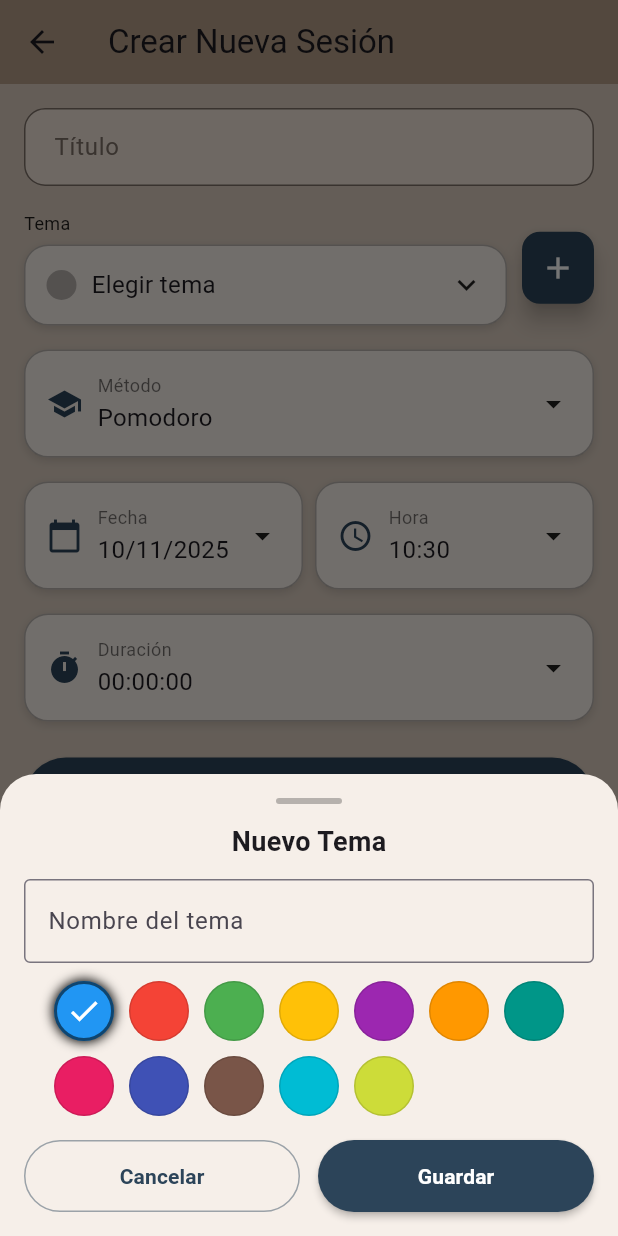
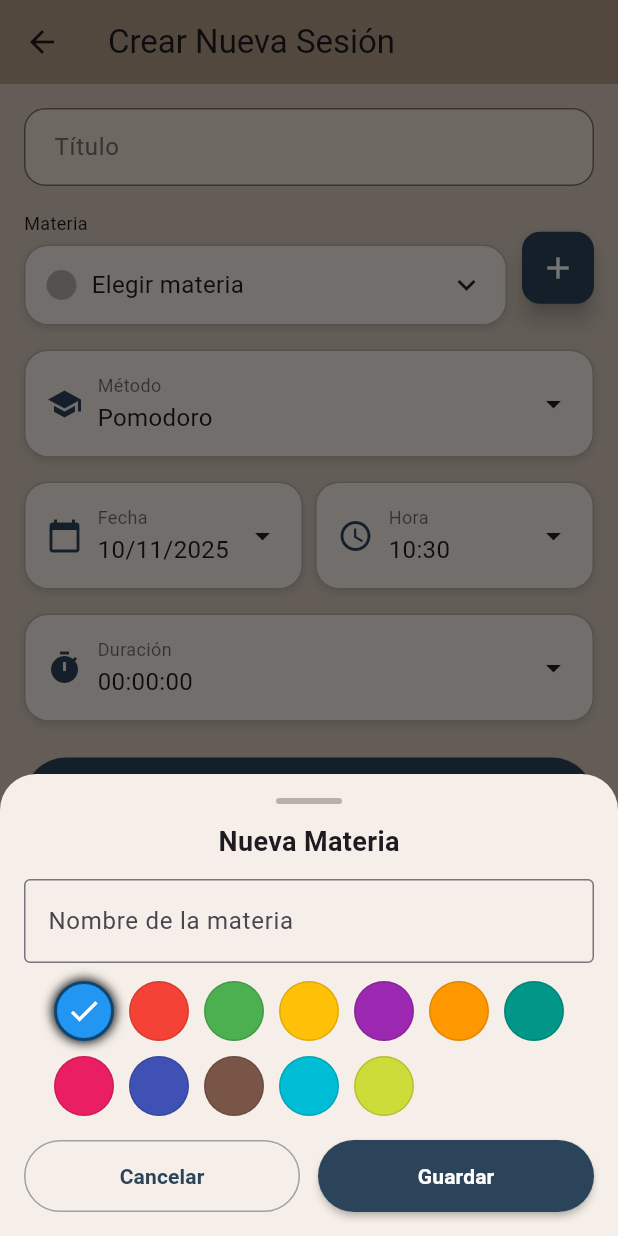
Before and after one commit to SailorSystem/lumi, a Flutter app: the CrearNuevaSesionScreen screen opened directly, after a tap on the "add" icon, on a phone screen of 412 x 824 dp. Run offline on Flutter 3.47's test engine with Material 3 defaults, Android fonts, the phone set to English and light mode, and no system bars; our stand-ins replace audioplayers, flutter_local_notifications, shared_preferences, timezone; accounts and stored records are empty.

Commit message:
Cambios Front

```diff
--- /dev/null
+++ b/devtools_options.yaml
@@ -0,0 +1,3 @@
+description: This file stores settings for Dart & Flutter DevTools.
+documentation: https://docs.flutter.dev/tools/devtools/extensions#configure-extension-enablement-states
+extensions:
--- a/lib/features/home/crear_sesion_screen.dart
+++ b/lib/features/home/crear_sesion_screen.dart
@@ -19,12 +19,12 @@ class _CrearNuevaSesionScreenState extends State<CrearNuevaSesionScreen> {
   final _formKey = GlobalKey<FormState>();
   final _titleController = TextEditingController();
 
-  Map<String, dynamic>? _temaSel;
+  Map<String, dynamic>? _materiaSel; // Renombrado de _temaSel
   String _selectedMetodo = 'Pomodoro';
   DateTime _selectedDate = DateTime.now();
   TimeOfDay _selectedTime = TimeOfDay.now();
   Duration _dur = const Duration(hours: 0, minutes: 0, seconds: 0);
-  List<Map<String, dynamic>> _temas = [];
+  List<Map<String, dynamic>> _materias = []; // Renombrado de _temas
   static const List<Color> _palette = [
     Colors.blue, Colors.red, Colors.green, Colors.amber,
     Colors.purple, Colors.orange, Colors.teal, Colors.pink,
@@ -34,7 +34,7 @@ class _CrearNuevaSesionScreenState extends State<CrearNuevaSesionScreen> {
   @override
   void initState() {
     super.initState();
-    _loadTemas();
+    _loadMaterias(); // Renombrado de _loadTemas
   }
 
   @override
@@ -43,35 +43,74 @@ class _CrearNuevaSesionScreenState extends State<CrearNuevaSesionScreen> {
     super.dispose();
   }
 
-  Future<void> _loadTemas() async {
+  // --- LÓGICA DE MATERIAS ACTUALIZADA ---
+
+  List<Map<String, dynamic>> _getDefaultMaterias() {
+    // Esta es tu lista inicial
+    return [
+      {
+        'id': 'default_math',
+        'nombre': 'Matemática',
+        'color': Colors.blue.value,
+      },
+      {
+        'id': 'default_physics',
+        'nombre': 'Física',
+        'color': Colors.red.value,
+      },
+      {
+        'id': 'default_biology',
+        'nombre': 'Biología',
+        'color': Colors.green.value,
+      },
+    ];
+  }
+
+  Future<void> _loadMaterias() async {
     final prefs = await SharedPreferences.getInstance();
-    final temasJson = prefs.getStringList('temas') ?? [];
+    // Buscamos 'materias' en lugar de 'temas'
+    final materiasJson = prefs.getStringList('materias') ?? [];
+
+    if (materiasJson.isEmpty) {
+      // Si no hay materias guardadas, cargamos las de por defecto
       setState(() {
-      _temas = temasJson.map((e) => Map<String, dynamic>.from(json.decode(e))).toList();
-      if (_temaSel != null) {
-        final m = _temas.where((t) => t['id'] == _temaSel!['id']);
-        if (m.isNotEmpty) _temaSel = m.first;
+        _materias = _getDefaultMaterias();
+      });
+      // Y las guardamos para la próxima vez
+      await _saveMaterias();
+    } else {
+      // Si ya hay materias guardadas, simplemente las cargamos
+      setState(() {
+        _materias = materiasJson.map((e) => Map<String, dynamic>.from(json.decode(e))).toList();
+        if (_materiaSel != null) {
+          final m = _materias.where((t) => t['id'] == _materiaSel!['id']);
+          if (m.isNotEmpty) _materiaSel = m.first;
         }
       });
     }
-
-  Future<void> _saveTemas() async {
-    final prefs = await SharedPreferences.getInstance();
-    await prefs.setStringList('temas', _temas.map((e) => json.encode(e)).toList());
   }
 
-  Future<void> _addTema(Map<String, dynamic> tema) async {
-    _temas.add(tema);
-    await _saveTemas();
-    setState(() => _temaSel = tema);
+  Future<void> _saveMaterias() async {
+    final prefs = await SharedPreferences.getInstance();
+    // Guardamos en 'materias'
+    await prefs.setStringList('materias', _materias.map((e) => json.encode(e)).toList());
   }
+
+  Future<void> _addMateria(Map<String, dynamic> materia) async {
+    _materias.add(materia);
+    await _saveMaterias();
+    setState(() => _materiaSel = materia);
+  }
+
+  // --- FIN DE LÓGICA DE MATERIAS ---
 
   Future<void> _saveSession() async {
     if (!_formKey.currentState!.validate()) return;
     final session = {
       'titulo': _titleController.text,
-      'tema': _temaSel == null ? null : {
-        'id': _temaSel!['id'], 'nombre': _temaSel!['nombre'], 'color': _temaSel!['color']
+      // Guardamos la sesión con la key 'materia'
+      'materia': _materiaSel == null ? null : {
+        'id': _materiaSel!['id'], 'nombre': _materiaSel!['nombre'], 'color': _materiaSel!['color']
       },
       'metodo': _selectedMetodo,
       'fecha': DateTime(
@@ -130,29 +169,33 @@ class _CrearNuevaSesionScreenState extends State<CrearNuevaSesionScreen> {
     );
   }
 
-  Widget _temaButton() {
-    final isSelected = _temaSel != null;
-    final color = isSelected ? Color(_temaSel!['color'] as int) : Colors.black26;
-    final label = isSelected ? _temaSel!['nombre'] as String : 'Elegir tema';
+  // Widget renombrado de _temaButton
+  Widget _materiaButton() {
+    final isSelected = _materiaSel != null;
+    final color = isSelected ? Color(_materiaSel!['color'] as int) : Colors.black26;
+    // Texto cambiado a "Elegir materia"
+    final label = isSelected ? _materiaSel!['nombre'] as String : 'Elegir materia';
     return InkWell(
       borderRadius: BorderRadius.circular(16),
       onTap: () async {
         final picked = await showModalBottomSheet<Map<String, dynamic>>(
           context: context,
           backgroundColor: const Color(0xFFF6EFE9),
+          // LÍNEA CORREGIDA (1 de 4)
           shape: const RoundedRectangleBorder(
               borderRadius: BorderRadius.vertical(top: Radius.circular(24))),
           builder: (ctx) {
             return SafeArea(
               child: Padding(
                 padding: const EdgeInsets.all(16),
-                child: _temas.isEmpty
-                    ? const Text('Aún no hay temas. Crea uno con +.')
+                child: _materias.isEmpty
+                // Texto cambiado a "materias"
+                    ? const Text('Aún no hay materias. Crea una con +.')
                     : ListView.separated(
-                        itemCount: _temas.length,
+                  itemCount: _materias.length,
                   separatorBuilder: (_, __) => const Divider(height: 1),
                   itemBuilder: (_, i) {
-                          final t = _temas[i];
+                    final t = _materias[i];
                     return ListTile(
                       leading: CircleAvatar(backgroundColor: Color(t['color'] as int)),
                       title: Text(t['nombre'] as String),
@@ -164,7 +207,7 @@ class _CrearNuevaSesionScreenState extends State<CrearNuevaSesionScreen> {
             );
           },
         );
-        if (picked != null) setState(() => _temaSel = picked);
+        if (picked != null) setState(() => _materiaSel = picked);
       },
       child: Container(
         padding: const EdgeInsets.symmetric(horizontal: 14, vertical: 14),
@@ -186,13 +229,15 @@ class _CrearNuevaSesionScreenState extends State<CrearNuevaSesionScreen> {
     );
   }
 
-  Future<void> _openTemaSheet() async {
+  // Renombrado de _openTemaSheet
+  Future<void> _openMateriaSheet() async {
     final nameCtrl = TextEditingController();
     Color picked = _palette.first;
     await showModalBottomSheet(
       context: context,
       isScrollControlled: true,
       backgroundColor: const Color(0xFFF6EFE9),
+      // LÍNEA CORREGIDA (2 de 4)
       shape: const RoundedRectangleBorder(
           borderRadius: BorderRadius.vertical(top: Radius.circular(24))),
       builder: (ctx) {
@@ -203,11 +248,13 @@ class _CrearNuevaSesionScreenState extends State<CrearNuevaSesionScreen> {
             child: Column(mainAxisSize: MainAxisSize.min, children: [
               Container(height: 4, width: 44, decoration: BoxDecoration(color: Colors.black26, borderRadius: BorderRadius.circular(2))),
               const SizedBox(height: 12),
-              const Text('Nuevo Tema', style: TextStyle(fontWeight: FontWeight.w600, fontSize: 18)),
+              // Texto cambiado
+              const Text('Nueva Materia', style: TextStyle(fontWeight: FontWeight.w600, fontSize: 18)),
               const SizedBox(height: 12),
               TextField(
                 controller: nameCtrl,
-                decoration: const InputDecoration(labelText: 'Nombre del tema', border: OutlineInputBorder()),
+                // Texto cambiado
+                decoration: const InputDecoration(labelText: 'Nombre de la materia', border: OutlineInputBorder()),
               ),
               const SizedBox(height: 12),
               Wrap(
@@ -249,13 +296,14 @@ class _CrearNuevaSesionScreenState extends State<CrearNuevaSesionScreen> {
                     onPressed: () {
                       final name = nameCtrl.text.trim();
                       if (name.isEmpty) return;
-                      final tema = {
+                      // Variable renombrada
+                      final materia = {
                         'id': DateTime.now().microsecondsSinceEpoch.toString(),
                         'nombre': name,
                         'color': picked.value,
                       };
                       Navigator.pop(ctx);
-                      _addTema(tema);
+                      _addMateria(materia); // Función renombrada
                     },
                     style: ElevatedButton.styleFrom(
                       backgroundColor: primary,
@@ -285,6 +333,7 @@ class _CrearNuevaSesionScreenState extends State<CrearNuevaSesionScreen> {
     await showModalBottomSheet(
       context: context,
       backgroundColor: const Color(0xFFF6EFE9),
+      // LÍNEA CORREGIDA (3 de 4)
       shape: const RoundedRectangleBorder(
           borderRadius: BorderRadius.vertical(top: Radius.circular(24))),
       builder: (_) {
@@ -405,13 +454,15 @@ class _CrearNuevaSesionScreenState extends State<CrearNuevaSesionScreen> {
               children: [
                 Expanded(
                   child: FormField<Map<String, dynamic>>(
-                    validator: (_) => _temaSel == null ? 'Por favor selecciona un tema' : null,
+                    // Validación y variable actualizadas
+                    validator: (_) => _materiaSel == null ? 'Por favor selecciona una materia' : null,
                     builder: (state) => Column(
                       crossAxisAlignment: CrossAxisAlignment.start,
                       children: [
-                        const Text('Tema', style: TextStyle(fontSize: 12, color: Colors.black87)),
+                        // Texto cambiado
+                        const Text('Materia', style: TextStyle(fontSize: 12, color: Colors.black87)),
                         const SizedBox(height: 6),
-                        _temaButton(),
+                        _materiaButton(), // Función renombrada
                         if (state.hasError)
                           Padding(
                             padding: const EdgeInsets.only(top: 6),
@@ -425,9 +476,9 @@ class _CrearNuevaSesionScreenState extends State<CrearNuevaSesionScreen> {
                 SizedBox(
                   height: 48, width: 48,
                   child: FloatingActionButton.small(
-                    heroTag: 'addTemaFab',
+                    heroTag: 'addMateriaFab', // HeroTag cambiado
                     backgroundColor: primary,
-                    onPressed: _openTemaSheet,
+                    onPressed: _openMateriaSheet, // Función renombrada
                     child: const Icon(Icons.add, color: Colors.white),
                   ),
                 ),
@@ -442,6 +493,7 @@ class _CrearNuevaSesionScreenState extends State<CrearNuevaSesionScreen> {
                 final v = await showModalBottomSheet<String>(
                   context: context,
                   backgroundColor: const Color(0xFFF6EFE9),
+                  // LÍNEA CORREGIDA (4 de 4)
                   shape: const RoundedRectangleBorder(
                       borderRadius: BorderRadius.vertical(top: Radius.circular(24))),
                   builder: (_) => SafeArea(
@@ -451,6 +503,7 @@ class _CrearNuevaSesionScreenState extends State<CrearNuevaSesionScreen> {
                         title: const Text('Pomodoro'),
                         onTap: () => Navigator.pop(context, 'Pomodoro'),
                       ),
+                      // Aquí puedes agregar más métodos si quieres
                     ]),
                   ),
                 );
@@ -469,7 +522,7 @@ class _CrearNuevaSesionScreenState extends State<CrearNuevaSesionScreen> {
                       final d = await showDatePicker(
                         context: context,
                         initialDate: _selectedDate,
-                        firstDate: DateTime.now(),
+                        firstDate: DateTime.now().add(const Duration(days: -30)), // Permitir fechas pasadas por si acaso
                         lastDate: DateTime.now().add(const Duration(days: 365)),
                       );
                       if (d != null) setState(() => _selectedDate = d);
--- a/lib/features/home/home_screen.dart
+++ b/lib/features/home/home_screen.dart
@@ -133,8 +133,8 @@ class _HomeScreenState extends State<HomeScreen> with SingleTickerProviderStateM
 
           // ------- Lumi flotante inferior izquierda -------
           Positioned(
-            left: 16,
-            bottom: 16 + MediaQuery.of(context).viewPadding.bottom,
+            left: 50,
+            bottom: 320 + MediaQuery.of(context).viewPadding.bottom,
             child: GestureDetector(
               onTap: _onLumiTap,
               child: AnimatedBuilder(
@@ -189,7 +189,7 @@ class _HomeScreenState extends State<HomeScreen> with SingleTickerProviderStateM
     return Padding(
       padding: const EdgeInsets.fromLTRB(16, 8, 16, 0),
       child: Container(
-        height: 180,
+        height: 220,
         decoration: BoxDecoration(
           gradient: const LinearGradient(begin: Alignment.topCenter, end: Alignment.bottomCenter, colors: [_bar, Color(0xFFCBB6A4)]),
           borderRadius: BorderRadius.circular(28),
--- a/lib/features/stats/stats_screen.dart
+++ b/lib/features/stats/stats_screen.dart
@@ -238,6 +238,7 @@ class _StatsScreenState extends State<StatsScreen> {
                     onPressed: _refresh,
                     style: ElevatedButton.styleFrom(
                       backgroundColor: _primary,
+                      foregroundColor: Colors.white,
                       padding: const EdgeInsets.symmetric(vertical: 14),
                       shape: RoundedRectangleBorder(borderRadius: BorderRadius.circular(10)),
                     ),
```
Lines whose indentation alone changed are shown as unchanged.
